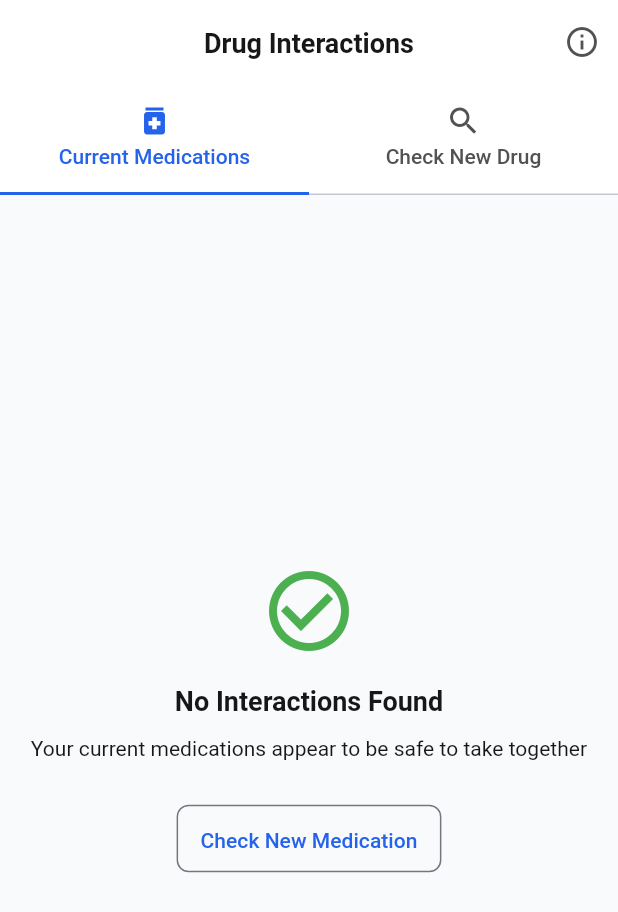
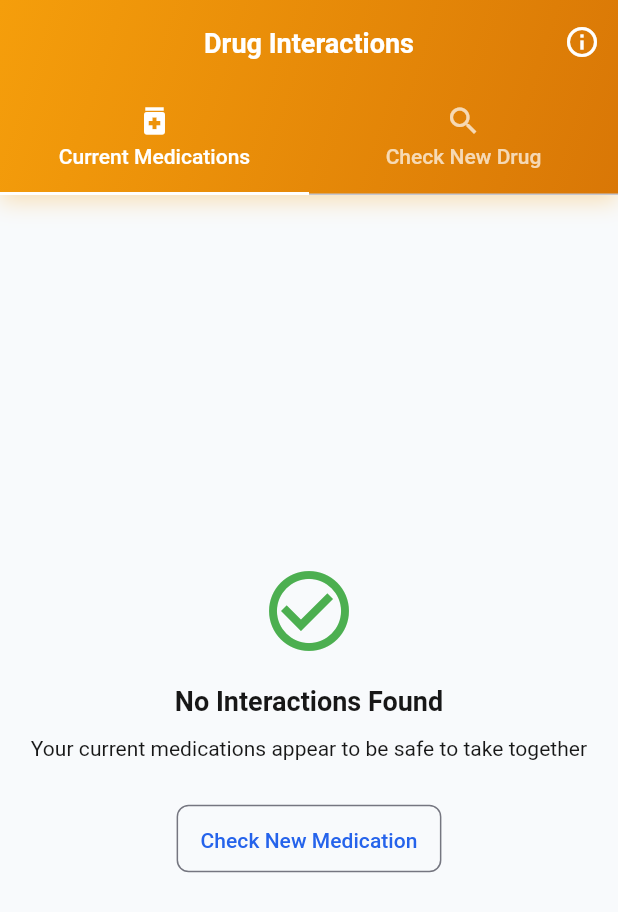
Before and after one commit to theprantadutta/health_box, a Flutter app: the DrugInteractionScreen screen opened by its route, on a phone screen of 412 x 824 dp. Shown: the top 912 px of the screen. Run offline on Flutter 3.47's test engine with Material 3 defaults, Android fonts, the phone set to English and light mode, and no system bars; our stand-ins replace audioplayers, connectivity_plus, csv, drift, file_picker, fl_chart and 14 more; missing offline and left inert: alarm, encrypted_drift, google_mlkit_text_recognition, googleapis; accounts and stored records are empty; generated files the repository leaves out were written again; statements that could not run were skipped.

Commit message:
feat(ui): Complete final 7 screens with gradient modernization
Modernized remaining screens missed in initial audit:

Emergency Card Screen:
- Added red errorGradient AppBar with white text and icons
- Updated TabBar with white indicators and labels
- Added colored shadow matching gradient

Import Screen:
- Added orange medicalOrange gradient AppBar (matching export theme)
- White text, icons, and CircularProgressIndicator
- Added gradient-colored shadow

Drug Interaction Screen:
- Added warningGradient AppBar (appropriate for drug warnings)
- White TabBar indicators with proper color styling
- White action icons for consistency

Refill Reminders Screen:
- Added medicationGradient AppBar (medication-related theme)
- White TabBar with proper indicator colors
- White PopupMenuButton icon

Reminder History Screen:
- Added chronicConditionGradient AppBar (matching reminders theme)
- White TabBar indicators and labels
- White action icons

Notification Settings Screen:
- Added infoGradient AppBar (settings/configuration theme)
- White TabBar with scrollable tabs
- White PopupMenuButton icon

Tag Management Screen:
- Added medicalGreen gradient AppBar (general utility theme)
- White text and icons
- Added gradient-colored shadow

All screens now follow the established gradient design pattern with:
- Transparent backgroundColor with flexibleSpace gradient container
- Colored BoxShadow matching gradient colors (0.3 alpha)
- White text and icons for proper contrast
- Consistent TabBar styling where applicable

Verified with flutter analyze - only 8 pre-existing deprecation warnings,
no compilation errors. All 37+ screens in the app are now fully modernized.

```diff
--- a/lib/features/medical_records/screens/drug_interaction_screen.dart
+++ b/lib/features/medical_records/screens/drug_interaction_screen.dart
@@ -1,6 +1,7 @@
 import 'package:flutter/material.dart';
 import 'package:flutter_riverpod/flutter_riverpod.dart';
 
+import '../../../shared/theme/design_system.dart';
 import '../services/medication_interaction_service.dart';
 import '../widgets/interaction_warning_widget.dart';
 
@@ -46,16 +47,37 @@ class _DrugInteractionScreenState extends ConsumerState<DrugInteractionScreen>
   Widget build(BuildContext context) {
     return Scaffold(
       appBar: AppBar(
-        title: const Text('Drug Interactions'),
+        title: const Text(
+          'Drug Interactions',
+          style: TextStyle(color: Colors.white, fontWeight: FontWeight.w700),
+        ),
+        elevation: 0,
+        backgroundColor: Colors.transparent,
+        iconTheme: const IconThemeData(color: Colors.white),
+        flexibleSpace: Container(
+          decoration: BoxDecoration(
+            gradient: HealthBoxDesignSystem.warningGradient,
+            boxShadow: [
+              BoxShadow(
+                color: HealthBoxDesignSystem.warningGradient.colors.first.withValues(alpha: 0.3),
+                offset: const Offset(0, 4),
+                blurRadius: 12,
+              ),
+            ],
+          ),
+        ),
         actions: [
           IconButton(
             onPressed: _showInteractionDatabaseInfo,
-            icon: const Icon(Icons.info_outline),
+            icon: const Icon(Icons.info_outline, color: Colors.white),
             tooltip: 'About interaction database',
           ),
         ],
         bottom: TabBar(
           controller: _tabController,
+          labelColor: Colors.white,
+          unselectedLabelColor: Colors.white70,
+          indicatorColor: Colors.white,
           tabs: const [
             Tab(text: 'Current Medications', icon: Icon(Icons.medication)),
             Tab(text: 'Check New Drug', icon: Icon(Icons.search)),
```
Also changed, not shown: lib/features/export/screens/emergency_card_screen.dart (+21 -2 lines), lib/features/export/screens/import_screen.dart (+24 -2 lines), lib/features/reminders/screens/notification_settings_screen.dart (+24 -1 lines), lib/features/reminders/screens/refill_reminders_screen.dart (+25 -2 lines), lib/features/reminders/screens/reminder_history_screen.dart (+25 -3 lines), lib/shared/screens/tag_management_screen.dart (+21 -2 lines).
